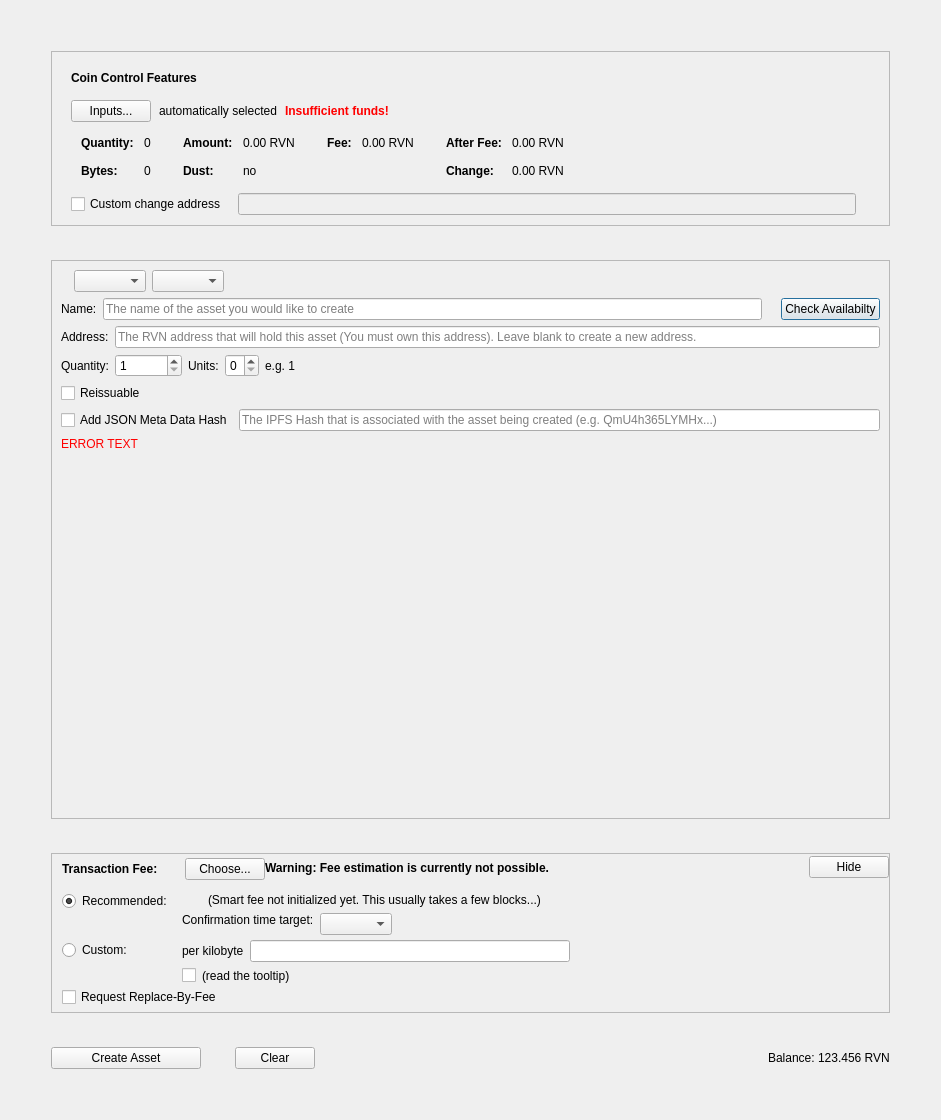
Old version of the form src/qt/forms/createassetdialog.ui in the repository RavenProject/Ravencoin.
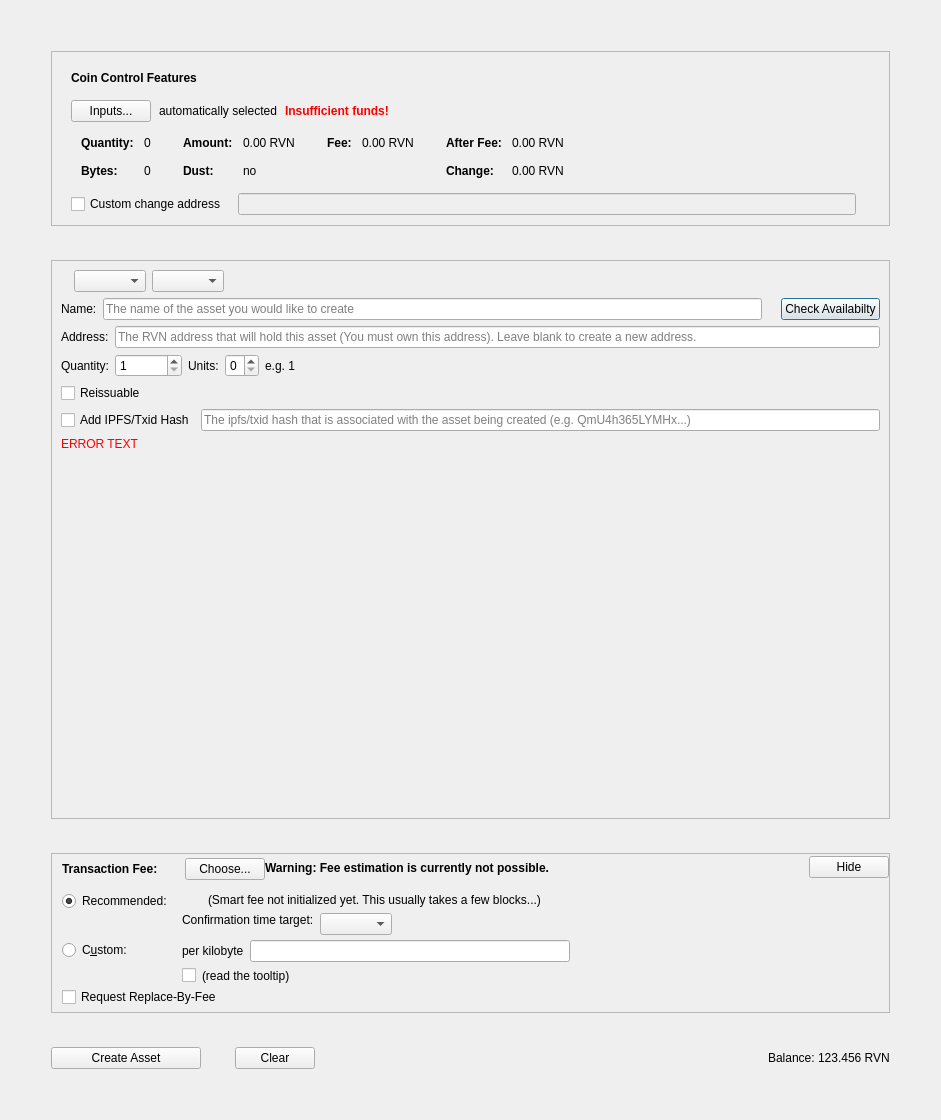
New version of the form. Custom widgets are drawn as their Qt base class.

Commit message: Update to allow OIP txid hashes

The edit to the form file:
```diff
--- a/src/qt/forms/createassetdialog.ui
+++ b/src/qt/forms/createassetdialog.ui
@@ -787,7 +787,7 @@
                <string>Does this asset have an ipfs hash to go with it</string>
               </property>
               <property name="text">
-               <string>Add JSON Meta Data Hash</string>
+               <string>Add IPFS/Txid Hash</string>
               </property>
              </widget>
             </item>
@@ -800,7 +800,7 @@
                <number>46</number>
               </property>
               <property name="placeholderText">
-               <string>The IPFS Hash that is associated with the asset being created (e.g. QmU4h365LYMHx...)</string>
+               <string>The ipfs/txid hash that is associated with the asset being created (e.g. QmU4h365LYMHx...)</string>
               </property>
              </widget>
             </item>
@@ -1153,7 +1153,7 @@
                  <item>
                   <widget class="QRadioButton" name="radioCustomFee">
                    <property name="text">
-                    <string>Custom:</string>
+                    <string>C&amp;ustom:</string>
                    </property>
                    <attribute name="buttonGroup">
                     <string notr="true">groupFee</string>
```
Left out of the diff: 4 changed lines with no effect on the pictures. The commit also changes 16 other files.
